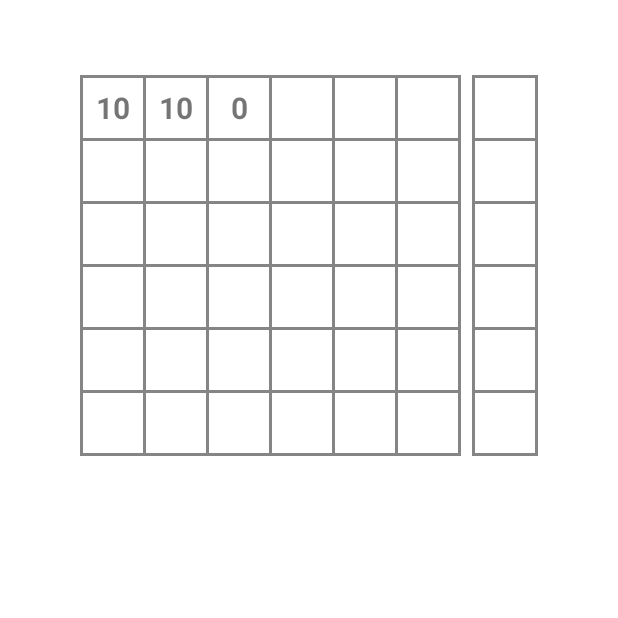
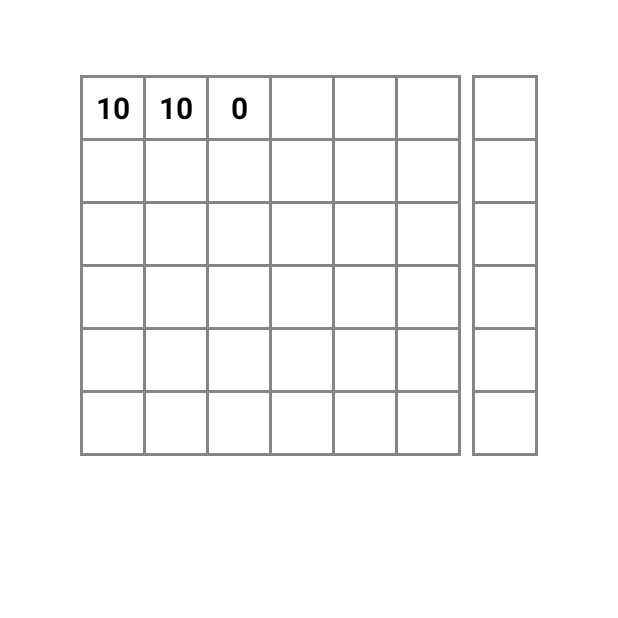
Before and after one commit to frokogithub/QuickScore, an Android app: the SingleActivity screen opened directly, with no data from a screen before it, after a tap on an icon or button, on a phone screen of 412 x 824 dp, the top half of it. Run offline under Robolectric (Android 15) with nearby library versions, the phone set to English and light mode, and no system bars; 2 other taps on this screen came first.

Commit message:
Endy jako obiekty, sumowanie. Działa, ale idea do poprawy.

```diff
--- a/app/src/main/java/com/example/quickscore/SingleActivity.java
+++ b/app/src/main/java/com/example/quickscore/SingleActivity.java
@@ -9,25 +9,53 @@ import androidx.annotation.Nullable;
 
 import java.util.Arrays;
 
+import scoresPackage.ScoreEnd;
+
 
 public class SingleActivity extends BaseActivity {
 
     int ARROWS_IN_END = 6;
-    TextView[] arrTextViews = new TextView[ARROWS_IN_END];
-    int[] arrScores = new int[ARROWS_IN_END];
-    int cellIndex = 0;
+    int NUMBER_OF_ENDS = 6;
+    TextView[] arrTextViews = new TextView[ARROWS_IN_END+1];
+//    int[] arrScores = new int[ARROWS_IN_END];
+//    int arrowIndex = 0;
+    int endIndex = 0;
+    ScoreEnd[] scoreEnd = new ScoreEnd[NUMBER_OF_ENDS];
 
     @Override
     protected void onCreate(@Nullable Bundle savedInstanceState) {
         super.onCreate(savedInstanceState);
         setContentView(R.layout.activity_single);
 
-        initViews();
+        initEnds();
+        initButtons();
     }
 
 
 
-    void initViews(){
+
+
+    void initEnds(){
+        // wpisuję wszystkie 6 TextView do tablicy
+        String viewId;
+        int resId;
+        for(int j=0; j<NUMBER_OF_ENDS; j++){
+            for(int i=0; i<ARROWS_IN_END+1;i++){
+                if(i<ARROWS_IN_END){
+                    viewId = "tv"+j+i;
+                }else{
+                    viewId = "tv_sum_end_"+j;
+                }
+                resId = getResources().getIdentifier(viewId,"id", getPackageName());
+                arrTextViews[i] = findViewById(resId);
+            }
+            scoreEnd[j] = new ScoreEnd(j, arrTextViews);
+        }
+
+    }
+
+
+    void initButtons(){
         Button b1, b2, b3, b4, b5, b6, b7, b8, b9, b10, bX, bM;
 
         bX=findViewById(R.id.bX);
@@ -46,111 +74,115 @@ public class SingleActivity extends BaseActivity {
         bX.setOnClickListener(new View.OnClickListener() {
             @Override
             public void onClick(View v) {
-                enterScore(10); //getApplicationContext().deleteDatabase("mojaDB");
+                scoreEnd[endIndex].enterScore(10);
+                if(scoreEnd[endIndex].isFull()) endIndex++;
             }
         });
 
         bM.setOnClickListener(new View.OnClickListener() {
             @Override
             public void onClick(View v) {
-                enterScore(0);
+                scoreEnd[endIndex].enterScore(0);
+                if(scoreEnd[endIndex].isFull()) endIndex++;
             }
         });
 
         b1.setOnClickListener(new View.OnClickListener() {
             @Override
             public void onClick(View v) {
-                enterScore(1);
+                scoreEnd[endIndex].enterScore(1);
+                if(scoreEnd[endIndex].isFull()) endIndex++;
             }
         });
 
         b2.setOnClickListener(new View.OnClickListener() {
             @Override
             public void onClick(View v) {
-                enterScore(2);
+                scoreEnd[endIndex].enterScore(2);
+                if(scoreEnd[endIndex].isFull()) endIndex++;
             }
         });
 
         b3.setOnClickListener(new View.OnClickListener() {
             @Override
             public void onClick(View v) {
-                enterScore(3);;
+                scoreEnd[endIndex].enterScore(3);
+                if(scoreEnd[endIndex].isFull()) endIndex++;
             }
         });
 
         b4.setOnClickListener(new View.OnClickListener() {
             @Override
             public void onClick(View v) {
-                enterScore(4);
+                scoreEnd[endIndex].enterScore(4);
+                if(scoreEnd[endIndex].isFull()) endIndex++;
             }
         });
 
         b5.setOnClickListener(new View.OnClickListener() {
             @Override
             public void onClick(View v) {
-                enterScore(5);
+                scoreEnd[endIndex].enterScore(5);
+                if(scoreEnd[endIndex].isFull()) endIndex++;
             }
         });
 
         b6.setOnClickListener(new View.OnClickListener() {
             @Override
             public void onClick(View v) {
-                enterScore(6);
+                scoreEnd[endIndex].enterScore(6);
+                if(scoreEnd[endIndex].isFull()) endIndex++;
             }
         });
 
         b7.setOnClickListener(new View.OnClickListener() {
             @Override
             public void onClick(View v) {
-                enterScore(7);
+                scoreEnd[endIndex].enterScore(7);
+                if(scoreEnd[endIndex].isFull()) endIndex++;
             }
         });
 
         b8.setOnClickListener(new View.OnClickListener() {
             @Override
             public void onClick(View v) {
-                enterScore(8);
+                scoreEnd[endIndex].enterScore(8);
+                if(scoreEnd[endIndex].isFull()) endIndex++;
             }
         });
 
         b9.setOnClickListener(new View.OnClickListener() {
             @Override
             public void onClick(View v) {
-                enterScore(9);
+                scoreEnd[endIndex].enterScore(9);
+                if(scoreEnd[endIndex].isFull()) endIndex++;
             }
         });
 
         b10.setOnClickListener(new View.OnClickListener() {
             @Override
             public void onClick(View v) {
-                enterScore(10);
+                scoreEnd[endIndex].enterScore(10);
+                if(scoreEnd[endIndex].isFull()) endIndex++;
             }
         });
+    } // initButtons
 
-
-        //-----------------------------------------------------------
-        // wpisuję wszystkie 6 TextView do tablicy
-        String viewId;
-        int resId;
-        for(int i=0; i<ARROWS_IN_END;i++){
-            viewId = "tv"+"0"+i;
-            resId = getResources().getIdentifier(viewId,"id", getPackageName());
-            arrTextViews[i] = findViewById(resId);
-        }
-
-    }
-
-
-    void enterScore(int score){
-        if(cellIndex<6){
-            arrScores[cellIndex] = score;
-            if (cellIndex > 0) prepareArray(arrScores);
-            for(int i=0; i<cellIndex+1; i++){
-                arrTextViews[i].setText(String.valueOf(arrScores[i]));
-            }
-            cellIndex++;
-        }
-    }
+//    void enterScore(int score){
+//        if(arrowIndex <6){
+//            arrScores[endIndex*6+arrowIndex] = score;
+//            if (arrowIndex > 0) prepareArray(arrScores);
+//            for(int i = 0; i< arrowIndex +1; i++){
+//                arrTextViews[i].setText(String.valueOf(arrScores[i]));
+//            }
+//            arrowIndex++;
+//            if (arrowIndex==6){
+//                arrowIndex = 0;
+//                endIndex++;
+//            }
+//
+//        }
+//    }
 
     void prepareArray(int[] array){
         if (array == null) return;
--- /dev/null
+++ b/app/src/main/java/scoresPackage/ScoreEnd.java
@@ -0,0 +1,78 @@
+package scoresPackage;
+
+
+import android.widget.TextView;
+
+import java.util.Arrays;
+
+public class ScoreEnd {
+
+    private int ARROWS_IN_END = 6;
+    private int arrowIndex = 0;
+    private TextView[] arrTextV = new TextView[ARROWS_IN_END];
+    private TextView sumTextV;
+    private int[] arrScores = new int[ARROWS_IN_END];
+
+    public ScoreEnd(int index, TextView[] arrTextV) {
+        //this.arrTextV = arrTextV;
+        for(int i=0; i<ARROWS_IN_END+1; i++){
+            if(i<ARROWS_IN_END){
+                this.arrTextV[i] = arrTextV[i];
+            }else{
+                sumTextV = arrTextV[i];
+            }
+
+        }
+    }
+
+    public void setTextViews(int index, TextView textView){
+
+    }
+    public void enterScore(int score){
+        if(arrowIndex <6){
+            arrScores[arrowIndex] = score;
+            if (arrowIndex > 0) prepareArray(arrScores);
+            for(int i = 0; i< arrowIndex +1; i++){
+                arrTextV[i].setText(String.valueOf(arrScores[i]));
+            }
+            arrowIndex++;
+            if (arrowIndex==6){
+                showSum();
+            }
+
+        }
+    }
+
+    private void prepareArray(int[] array){
+        if (array == null) return;
+        int i = 0;
+        int j = array.length - 1;
+        int tmp;
+        Arrays.sort(array);
+        while (j > i) {
+            tmp = array[j];
+            array[j] = array[i];
+            array[i] = tmp;
+            j--;
+            i++;
+        }
+    }
+
+    public boolean isFull(){
+        if(arrowIndex < 6){
+            return false;
+        }else {
+            return true;
+        }
+    }
+
+    private void showSum(){
+
+        int s=0;
+        for(int i=0; i<ARROWS_IN_END;i++){
+            s+=Integer.parseInt(arrTextV[i].getText().toString());
+        }
+        sumTextV.setText(String.valueOf(s));
+        int x=0;
+    }
+}
--- a/app/src/main/res/layout/activity_single.xml
+++ b/app/src/main/res/layout/activity_single.xml
@@ -41,6 +41,7 @@
                     android:layout_marginTop="@dimen/cells_margin"
                     android:background="#FFFFFF"
                     android:gravity="center"
+                    android:textColor="@android:color/black"
                     android:textSize="20sp"
                     android:textStyle="bold" />
 
@@ -52,6 +53,7 @@
                     android:layout_marginTop="@dimen/cells_margin"
                     android:background="#FFFFFF"
                     android:gravity="center"
+                    android:textColor="@android:color/black"
                     android:textSize="20sp"
                     android:textStyle="bold" />
 
@@ -63,6 +65,7 @@
                     android:layout_marginTop="@dimen/cells_margin"
                     android:background="#FFFFFF"
                     android:gravity="center"
+                    android:textColor="@android:color/black"
                     android:textSize="20sp"
                     android:textStyle="bold" />
 
@@ -74,6 +77,7 @@
                     android:layout_marginTop="@dimen/cells_margin"
                     android:background="#FFFFFF"
                     android:gravity="center"
+                    android:textColor="@android:color/black"
                     android:textSize="20sp"
                     android:textStyle="bold" />
 
@@ -85,6 +89,7 @@
                     android:layout_marginTop="@dimen/cells_margin"
                     android:background="#FFFFFF"
                     android:gravity="center"
+                    android:textColor="@android:color/black"
                     android:textSize="20sp"
                     android:textStyle="bold" />
 
@@ -96,6 +101,7 @@
                     android:layout_marginTop="@dimen/cells_margin"
                     android:background="#FFFFFF"
                     android:gravity="center"
+                    android:textColor="@android:color/black"
                     android:textSize="20sp"
                     android:textStyle="bold" />
 
@@ -120,6 +126,7 @@
                 android:background="#FFFFFF"
                 android:gravity="center"
                 android:padding="1dp"
+                android:textColor="@android:color/black"
                 android:textSize="20sp"
                 android:textStyle="bold" />
         </LinearLayout>
@@ -147,6 +154,7 @@
                     android:layout_marginTop="@dimen/cells_margin"
                     android:background="#FFFFFF"
                     android:gravity="center"
+                    android:textColor="@android:color/black"
                     android:textSize="20sp"
                     android:textStyle="bold" />
 
@@ -158,6 +166,7 @@
                     android:layout_marginTop="@dimen/cells_margin"
                     android:background="#FFFFFF"
                     android:gravity="center"
+                    android:textColor="@android:color/black"
                     android:textSize="20sp"
                     android:textStyle="bold" />
 
@@ -169,6 +178,7 @@
                     android:layout_marginTop="@dimen/cells_margin"
                     android:background="#FFFFFF"
                     android:gravity="center"
+                    android:textColor="@android:color/black"
                     android:textSize="20sp"
                     android:textStyle="bold" />
 
@@ -180,6 +190,7 @@
                     android:layout_marginTop="@dimen/cells_margin"
                     android:background="#FFFFFF"
                     android:gravity="center"
+                    android:textColor="@android:color/black"
                     android:textSize="20sp"
                     android:textStyle="bold" />
 
@@ -191,6 +202,7 @@
                     android:layout_marginTop="@dimen/cells_margin"
                     android:background="#FFFFFF"
                     android:gravity="center"
+                    android:textColor="@android:color/black"
                     android:textSize="20sp"
                     android:textStyle="bold" />
 
@@ -202,6 +214,7 @@
                     android:layout_marginTop="@dimen/cells_margin"
                     android:background="#FFFFFF"
                     android:gravity="center"
+                    android:textColor="@android:color/black"
                     android:textSize="20sp"
                     android:textStyle="bold" />
 
@@ -226,6 +239,7 @@
                 android:background="#FFFFFF"
                 android:gravity="center"
                 android:padding="1dp"
+                android:textColor="@android:color/black"
                 android:textSize="20sp"
                 android:textStyle="bold" />
         </LinearLayout>
@@ -253,6 +267,7 @@
                     android:layout_marginTop="@dimen/cells_margin"
                     android:background="#FFFFFF"
                     android:gravity="center"
+                    android:textColor="@android:color/black"
                     android:textSize="20sp"
                     android:textStyle="bold" />
 
@@ -264,6 +279,7 @@
                     android:layout_marginTop="@dimen/cells_margin"
                     android:background="#FFFFFF"
                     android:gravity="center"
+                    android:textColor="@android:color/black"
                     android:textSize="20sp"
                     android:textStyle="bold" />
 
@@ -275,6 +291,7 @@
                     android:layout_marginTop="@dimen/cells_margin"
                     android:background="#FFFFFF"
                     android:gravity="center"
+                    android:textColor="@android:color/black"
                     android:textSize="20sp"
                     android:textStyle="bold" />
 
@@ -286,6 +303,7 @@
                     android:layout_marginTop="@dimen/cells_margin"
                     android:background="#FFFFFF"
                     android:gravity="center"
+                    android:textColor="@android:color/black"
                     android:textSize="20sp"
                     android:textStyle="bold" />
 
@@ -297,6 +315,7 @@
                     android:layout_marginTop="@dimen/cells_margin"
                     android:background="#FFFFFF"
                     android:gravity="center"
+                    android:textColor="@android:color/black"
                     android:textSize="20sp"
                     android:textStyle="bold" />
 
@@ -308,6 +327,7 @@
                     android:layout_marginTop="@dimen/cells_margin"
                     android:background="#FFFFFF"
                     android:gravity="center"
+                    android:textColor="@android:color/black"
                     android:textSize="20sp"
                     android:textStyle="bold" />
 
@@ -332,6 +352,7 @@
                 android:background="#FFFFFF"
                 android:gravity="center"
                 android:padding="1dp"
+                android:textColor="@android:color/black"
                 android:textSize="20sp"
                 android:textStyle="bold" />
         </LinearLayout>
@@ -359,6 +380,7 @@
                     android:layout_marginTop="@dimen/cells_margin"
                     android:background="#FFFFFF"
                     android:gravity="center"
+                    android:textColor="@android:color/black"
                     android:textSize="20sp"
                     android:textStyle="bold" />
 
@@ -370,6 +392,7 @@
                     android:layout_marginTop="@dimen/cells_margin"
                     android:background="#FFFFFF"
                     android:gravity="center"
+                    android:textColor="@android:color/black"
                     android:textSize="20sp"
                     android:textStyle="bold" />
 
@@ -381,6 +404,7 @@
                     android:layout_marginTop="@dimen/cells_margin"
                     android:background="#FFFFFF"
                     android:gravity="center"
+                    android:textColor="@android:color/black"
                     android:textSize="20sp"
                     android:textStyle="bold" />
 
@@ -392,6 +416,7 @@
                     android:layout_marginTop="@dimen/cells_margin"
                     android:background="#FFFFFF"
                     android:gravity="center"
+                    android:textColor="@android:color/black"
                     android:textSize="20sp"
                     android:textStyle="bold" />
 
@@ -403,6 +428,7 @@
                     android:layout_marginTop="@dimen/cells_margin"
                     android:background="#FFFFFF"
                     android:gravity="center"
+                    android:textColor="@android:color/black"
                     android:textSize="20sp"
                     android:textStyle="bold" />
 
@@ -414,6 +440,7 @@
                     android:layout_marginTop="@dimen/cells_margin"
                     android:background="#FFFFFF"
                     android:gravity="center"
+                    android:textColor="@android:color/black"
                     android:textSize="20sp"
                     android:textStyle="bold" />
 
@@ -438,6 +465,7 @@
                 android:background="#FFFFFF"
                 android:gravity="center"
                 android:padding="1dp"
+                android:textColor="@android:color/black"
                 android:textSize="20sp"
                 android:textStyle="bold" />
         </LinearLayout>
@@ -465,6 +493,7 @@
                     android:layout_marginTop="@dimen/cells_margin"
                     android:background="#FFFFFF"
                     android:gravity="center"
+                    android:textColor="@android:color/black"
                     android:textSize="20sp"
                     android:textStyle="bold" />
 
@@ -476,6 +505,7 @@
                     android:layout_marginTop="@dimen/cells_margin"
                     android:background="#FFFFFF"
                     android:gravity="center"
+                    android:textColor="@android:color/black"
                     android:textSize="20sp"
                     android:textStyle="bold" />
 
@@ -487,6 +517,7 @@
                     android:layout_marginTop="@dimen/cells_margin"
                     android:background="#FFFFFF"
                     android:gravity="center"
+                    android:textColor="@android:color/black"
                     android:textSize="20sp"
                     android:textStyle="bold" />
 
@@ -498,6 +529,7 @@
                     android:layout_marginTop="@dimen/cells_margin"
                     android:background="#FFFFFF"
                     android:gravity="center"
+                    android:textColor="@android:color/black"
                     android:textSize="20sp"
                     android:textStyle="bold" />
 
@@ -509,6 +541,7 @@
                     android:layout_marginTop="@dimen/cells_margin"
                     android:background="#FFFFFF"
                     android:gravity="center"
+                    android:textColor="@android:color/black"
                     android:textSize="20sp"
                     android:textStyle="bold" />
 
@@ -520,6 +553,7 @@
                     android:layout_marginTop="@dimen/cells_margin"
                     android:background="#FFFFFF"
                     android:gravity="center"
+                    android:textColor="@android:color/black"
                     android:textSize="20sp"
                     android:textStyle="bold" />
 
@@ -544,6 +578,7 @@
                 android:background="#FFFFFF"
                 android:gravity="center"
                 android:padding="1dp"
+                android:textColor="@android:color/black"
                 android:textSize="20sp"
                 android:textStyle="bold" />
         </LinearLayout>
@@ -572,6 +607,7 @@
                     android:layout_marginBottom="@dimen/cells_margin"
                     android:background="#FFFFFF"
                     android:gravity="center"
+                    android:textColor="@android:color/black"
                     android:textSize="20sp"
                     android:textStyle="bold" />
 
@@ -584,6 +620,7 @@
                     android:layout_marginBottom="@dimen/cells_margin"
                     android:background="#FFFFFF"
                     android:gravity="center"
+                    android:textColor="@android:color/black"
                     android:textSize="20sp"
                     android:textStyle="bold" />
 
@@ -596,6 +633,7 @@
                     android:layout_marginBottom="@dimen/cells_margin"
                     android:background="#FFFFFF"
                     android:gravity="center"
+                    android:textColor="@android:color/black"
                     android:textSize="20sp"
                     android:textStyle="bold" />
 
@@ -608,6 +646,7 @@
                     android:layout_marginBottom="@dimen/cells_margin"
                     android:background="#FFFFFF"
                     android:gravity="center"
+                    android:textColor="@android:color/black"
                     android:textSize="20sp"
                     android:textStyle="bold" />
 
@@ -620,6 +659,7 @@
                     android:layout_marginBottom="@dimen/cells_margin"
                     android:background="#FFFFFF"
                     android:gravity="center"
+                    android:textColor="@android:color/black"
                     android:textSize="20sp"
                     android:textStyle="bold" />
 
@@ -632,6 +672,7 @@
                     android:layout_marginBottom="@dimen/cells_margin"
                     android:background="#FFFFFF"
                     android:gravity="center"
+                    android:textColor="@android:color/black"
                     android:textSize="20sp"
                     android:textStyle="bold" />
 
@@ -657,6 +698,7 @@
                 android:background="#FFFFFF"
                 android:gravity="center"
                 android:padding="1dp"
+                android:textColor="@android:color/black"
                 android:textSize="20sp"
                 android:textStyle="bold" />
         </LinearLayout>
```
